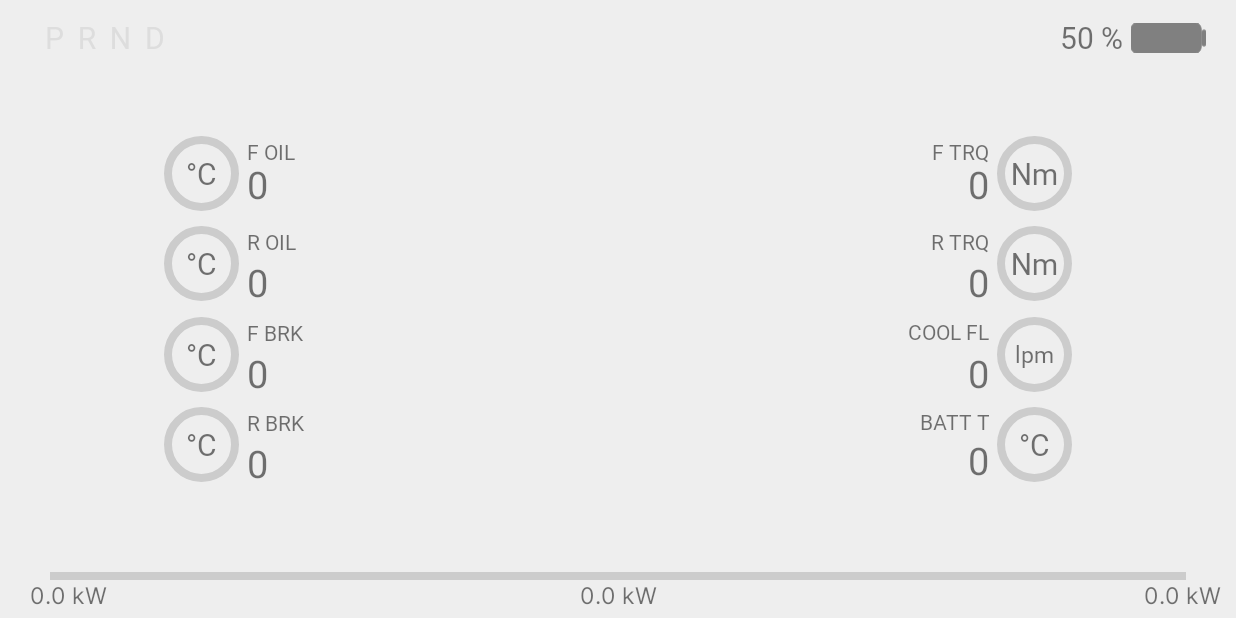
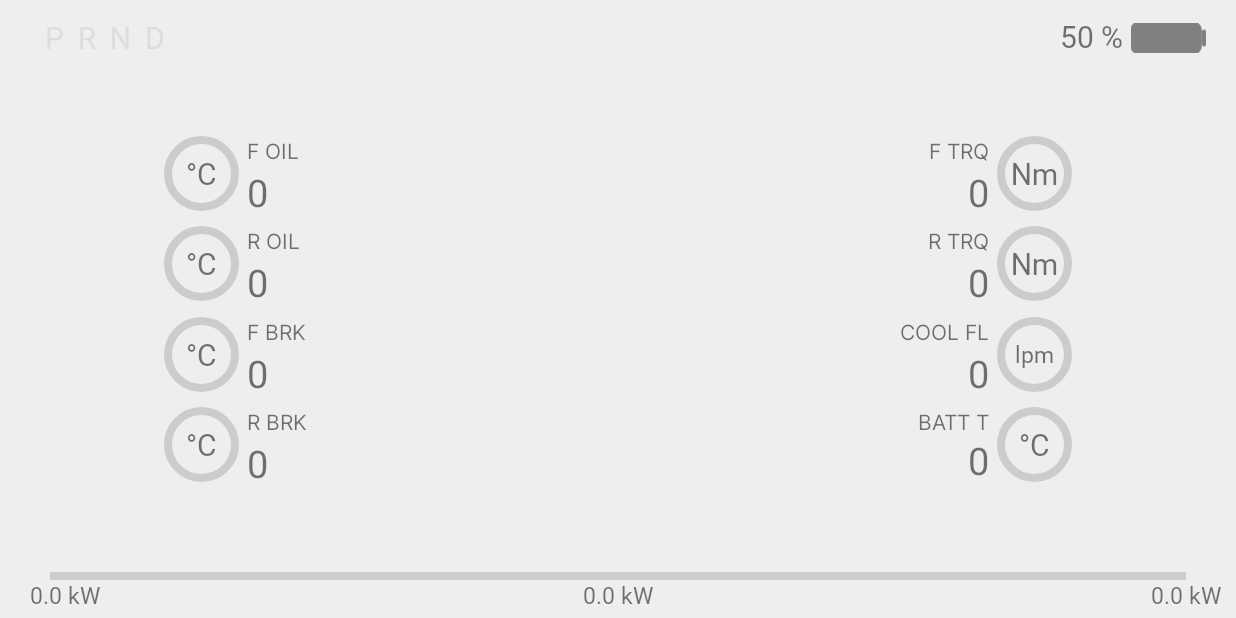
Before and after one commit to nmullaney/candash, an Android app: the screen it shows after launch (FullscreenActivity), on a phone screen of 824 x 412 dp (held sideways). Run offline under Robolectric (Android 15) with nearby library versions, the phone set to English and light mode, and no system bars; our stand-ins replace Dagger/Hilt's generated code; network calls fail.

Commit message:
improved detection of frames from the wrong bus, and changed text sizes to dp so they are not susceptible to rescaling from user level pefs

```diff
--- a/android/app/src/main/java/app/candash/cluster/NewPandaFrame.kt
+++ b/android/app/src/main/java/app/candash/cluster/NewPandaFrame.kt
@@ -12,19 +12,22 @@ class NewPandaFrame(wholeByteArray: ByteArray) {
     val frameLength = secondHeaderValue and 0x0F
     val busId = secondHeaderValue shr 4
 
-    private fun getHeaderValue(start: Int, length: Int) : Long {
-        return headerByteArray.sliceArray(start until (start + length)).foldIndexed(0L) { index, value, byte ->
-            value + (byte.toUByte().toLong() shl (index * 8))
-        }
+    private fun getHeaderValue(start: Int, length: Int): Long {
+        return headerByteArray.sliceArray(start until (start + length))
+            .foldIndexed(0L) { index, value, byte ->
+                value + (byte.toUByte().toLong() shl (index * 8))
+            }
     }
-    fun isZero() : Boolean {
-        for (b in payloadByteArray) {
-            if (b.toInt() != 0) {
+    // for checking if the bytes in the range specified are zero (useful for tossing out unwanted frames from the wrong bus)
+    fun isZero(start: Int = 0, end: Int = (payloadByteArray.size - 1)): Boolean {
+        for (i in start..end) {
+            if (payloadByteArray[i].toInt() != 0) {
                 return false
             }
         }
         return true
     }
+
     fun getCANValue(canSignal: CANSignal): Float? {
         if (!isCorrectMux(canSignal)) {
             return null
@@ -37,7 +40,7 @@ class NewPandaFrame(wholeByteArray: ByteArray) {
             val byteIndex = startBit / 8
             val endBitForByte = 8 - (startBit % 8)
             val bitLengthForByte = endBitForByte.coerceAtMost(totalLength)
-            val valueForByte : Long =
+            val valueForByte: Long =
                 (payloadByteArray[byteIndex].toLong() shr (8 - endBitForByte) and rightMask(
                     8 - bitLengthForByte
                 ).toLong())
@@ -53,8 +56,8 @@ class NewPandaFrame(wholeByteArray: ByteArray) {
         }
     }
 
-    private fun valueToSigned(value: Long, bits : Int) : Long {
-        val msbMask : Long = 1L shl (bits - 1)
+    private fun valueToSigned(value: Long, bits: Int): Long {
+        val msbMask: Long = 1L shl (bits - 1)
         return (value xor msbMask) - msbMask
     }
 
--- a/android/app/src/main/java/app/candash/cluster/PandaServiceImpl.kt
+++ b/android/app/src/main/java/app/candash/cluster/PandaServiceImpl.kt
@@ -174,7 +174,8 @@ class PandaServiceImpl(val sharedPreferences: SharedPreferences, val context: Co
             if (frame.frameIdHex == Hex(0x3FE) && (frame.frameLength == 8L)){
                 return
             }
-            if (frame.frameIdHex == Hex(0x395) && (frame.getCANValue(channel) == -40F)){
+            // all bytes in the wrong  bus 0x395 frame are 0 except for the first
+            if (frame.frameIdHex == Hex(0x395) && (frame.isZero(1))){
                 return
             }
 
--- a/android/app/src/main/res/layout/fragment_dash.xml
+++ b/android/app/src/main/res/layout/fragment_dash.xml
@@ -19,9 +19,9 @@
         android:textColor="@color/black"
         android:layout_marginBottom="25dp"
         android:scaleY=".9"
-        app:autoSizeMaxTextSize="300sp"
-        app:autoSizeMinTextSize="30sp"
-        app:autoSizeStepGranularity="10sp"
+        app:autoSizeMaxTextSize="300dp"
+        app:autoSizeMinTextSize="30dp"
+        app:autoSizeStepGranularity="10dp"
         app:autoSizeTextType="uniform"
         app:layout_constraintBottom_toBottomOf="parent"
         app:layout_constraintEnd_toEndOf="parent"
@@ -30,27 +30,23 @@
         app:layout_constraintWidth_percent=".5"
 
         tools:text="125" />
-
     <TextView
         android:id="@+id/unit"
 
         android:layout_width="200dp"
         android:layout_height="30dp"
-        android:fontFamily="@font/interextrabold"
+        android:fontFamily="@font/interregular"
         android:gravity="center_horizontal|top"
         tools:text="km/h"
-        app:autoSizeMaxTextSize="550sp"
-        app:autoSizeMinTextSize="20sp"
-        app:autoSizeStepGranularity="10sp"
+        app:autoSizeMaxTextSize="550dp"
+        app:autoSizeMinTextSize="20dp"
+        app:autoSizeStepGranularity="10dp"
         app:autoSizeTextType="uniform"
-        app:layout_constraintStart_toStartOf="parent"
-        app:layout_constraintEnd_toEndOf="parent"
         app:layout_constraintBottom_toBottomOf="@id/speed"
         app:layout_constraintCircle="@id/speed"
         app:layout_constraintCircleAngle="180"
-        app:layout_constraintCircleRadius="115dp"
-        tools:layout_editor_absoluteX="461dp"
-        tools:layout_editor_absoluteY="318dp" />
+        app:layout_constraintCircleRadius="110dp"
+        />
 
 
     <app.candash.cluster.CircularGauge
@@ -74,11 +70,11 @@
         android:visibility="invisible"
         android:letterSpacing="-.07"
         android:textColor="@color/black"
-        android:textSize="30sp"
+        android:textSize="30dp"
         android:layout_marginBottom="0dp"
-        app:autoSizeMaxTextSize="220sp"
-        app:autoSizeMinTextSize="30sp"
-        app:autoSizeStepGranularity="10sp"
+        app:autoSizeMaxTextSize="220dp"
+        app:autoSizeMinTextSize="30dp"
+        app:autoSizeStepGranularity="10dp"
         app:autoSizeTextType="uniform"
         app:fontWeight="300"
         app:layout_constraintCircle="@id/chargemeter"
@@ -98,7 +94,7 @@
         android:fontFamily="@font/interlight"
         android:gravity="center|left"
         android:textColor="@color/black"
-        android:textSize="40sp"
+        android:textSize="40dp"
 
         app:layout_constraintLeft_toRightOf="@id/bigsoc"
         app:layout_constraintTop_toTopOf="@id/bigsoc"
@@ -111,12 +107,12 @@
 
         android:layout_width="100dp"
         android:layout_height="40dp"
-        android:textSize="30sp"
-        android:fontFamily="@font/intersemibold"
+        android:textSize="30dp"
+        android:fontFamily="@font/interbold"
 
-        app:autoSizeMaxTextSize="40sp"
-        app:autoSizeMinTextSize="20sp"
-        app:autoSizeStepGranularity="5sp"
+        app:autoSizeMaxTextSize="40dp"
+        app:autoSizeMinTextSize="20dp"
+        app:autoSizeStepGranularity="5dp"
         app:autoSizeTextType="uniform"
         android:gravity="center|center"
         app:layout_constraintTop_toBottomOf="@id/bigsoc"
@@ -155,8 +151,8 @@
         android:layout_width="80dp"
         android:layout_height="30dp"
         android:gravity="right"
-        android:textSize="15sp"
-        android:fontFamily="@font/intersemibold"
+        android:textSize="15dp"
+        android:fontFamily="@font/interbold"
         app:layout_constraintStart_toEndOf="@id/autopilot_inactive"
         />
     <!--    <ImageView-->
@@ -192,9 +188,9 @@
     <!--        android:textAlignment="center"-->
     <!--        android:paddingTop="20dp"-->
     <!--        android:paddingBottom="22dp"-->
-    <!--        app:autoSizeMaxTextSize="550sp"-->
-    <!--        app:autoSizeMinTextSize="10sp"-->
-    <!--        app:autoSizeStepGranularity="5sp"-->
+    <!--        app:autoSizeMaxTextSize="550dp"-->
+    <!--        app:autoSizeMinTextSize="10dp"-->
+    <!--        app:autoSizeStepGranularity="5dp"-->
     <!--        app:autoSizeTextType="uniform"-->
 
 
@@ -280,12 +276,12 @@
         android:id="@+id/PRND"
         android:layout_width="120dp"
         android:layout_height="30dp"
-        android:fontFamily="@font/intersemibold"
+        android:fontFamily="@font/interbold"
         android:textColor="@color/prnd_not_selected"
         android:gravity="center|center_vertical"
         android:text="P  R  N  D"
         android:textAlignment="center"
-        android:textSize="20sp"
+        android:textSize="20dp"
         android:paddingLeft="20dp"
         android:layout_marginTop="10dp"
 
@@ -307,7 +303,7 @@
         android:gravity="center|center_vertical"
         android:text="Check blind spot"
         android:textAlignment="center"
-        android:textSize="20sp"
+        android:textSize="20dp"
         android:layout_marginTop="24dp"
         android:paddingLeft="25dp"
         android:paddingRight="30dp"
@@ -331,7 +327,7 @@
         android:gravity="center|center_vertical"
         android:text="Check blind spot"
         android:textAlignment="center"
-        android:textSize="20sp"
+        android:textSize="20dp"
         android:layout_marginTop="24dp"
         android:paddingLeft="30dp"
         android:paddingRight="10dp"
@@ -345,17 +341,17 @@
     <TextView
         android:id="@+id/batterypercent"
         android:layout_width="100dp"
-        android:layout_height="30dp"
-        android:fontFamily="@font/intersemibold"
+        android:layout_height="27dp"
+        android:fontFamily="@font/interbold"
+        android:paddingBottom="0dp"
         android:paddingRight="5dp"
+
         android:text="50 %"
-        android:gravity="right|center_vertical"
-        app:layout_constraintTop_toTopOf="parent"
-        android:layout_marginTop="10dp"
-        app:autoSizeMaxTextSize="550sp"
-        app:autoSizeMinTextSize="20sp"
-        app:autoSizeStepGranularity="10sp"
-        app:autoSizeTextType="uniform"
+        android:gravity="end|top"
+        app:layout_constraintBottom_toBottomOf="@id/deadbattery"
+        android:layout_marginTop="0dp"
+        android:textSize="20dp"
+
 
         app:layout_constraintEnd_toStartOf="@id/deadbattery" />
 
@@ -736,7 +732,7 @@
         android:fontFamily="@font/interbold"
         android:fontFeatureSettings="tnum"
         android:text="&#176;C"
-        android:textSize="20sp"
+        android:textSize="20dp"
 
         app:layout_constraintHeight_percent=".5"
         app:layout_constraintCircle="@id/fronttempgauge"
@@ -749,7 +745,7 @@
         android:layout_width="100dp"
         android:layout_marginBottom="0dp"
         android:gravity="left|bottom"
-        android:fontFamily="@font/intermedium"
+        android:fontFamily="@font/interregular"
         android:fontFeatureSettings="tnum"
         android:text="F OIL"
         android:paddingRight="0dp"
@@ -761,14 +757,15 @@
 
         android:layout_height="30dp"
         android:layout_width="0dp"
-        android:layout_marginBottom="5dp"
+        android:layout_marginBottom="0dp"
 
         android:gravity="left|center"
         android:fontFamily="sans-serif"
         android:fontFeatureSettings="tnum"
         android:text="0"
-        android:textSize="25sp"
+        android:textSize="25dp"
         app:layout_constraintBottom_toBottomOf="@id/fronttempgauge"
+        app:layout_constraintTop_toBottomOf="@id/fronttemplabel"
         app:layout_constraintStart_toStartOf="@id/fronttemplabel"
         app:layout_constraintEnd_toEndOf="@id/fronttemplabel"/>
 
@@ -802,7 +799,7 @@
         android:fontFamily="@font/interbold"
         android:fontFeatureSettings="tnum"
         android:text="Nm"
-        android:textSize="20sp"
+        android:textSize="20dp"
 
         app:layout_constraintHeight_percent=".5"
         app:layout_constraintCircle="@id/fronttorquegauge"
@@ -815,7 +812,7 @@
         android:layout_width="100dp"
         android:layout_marginBottom="0dp"
         android:gravity="right|bottom"
-        android:fontFamily="@font/intermedium"
+        android:fontFamily="@font/interregular"
         android:fontFeatureSettings="tnum"
         android:text="F TRQ"
         android:paddingRight="0dp"
@@ -827,14 +824,15 @@
 
         android:layout_height="30dp"
         android:layout_width="0dp"
-        android:layout_marginBottom="5dp"
+        android:layout_marginBottom="0dp"
 
         android:gravity="right|center"
         android:fontFamily="sans-serif"
         android:fontFeatureSettings="tnum"
         android:text="0"
-        android:textSize="25sp"
+        android:textSize="25dp"
         app:layout_constraintBottom_toBottomOf="@id/fronttorquegauge"
+        app:layout_constraintTop_toBottomOf="@id/fronttorquelabel"
         app:layout_constraintStart_toStartOf="@id/fronttorquelabel"
         app:layout_constraintEnd_toEndOf="@id/fronttorquelabel"/>
     <TextView
@@ -844,7 +842,7 @@
         android:layout_width="100dp"
         android:layout_marginBottom="0dp"
         android:gravity="left|bottom"
-        android:fontFamily="@font/intermedium"
+        android:fontFamily="@font/interregular"
         android:fontFeatureSettings="tnum"
         android:text="R OIL"
         android:paddingRight="0dp"
@@ -862,7 +860,7 @@
         android:fontFamily="sans-serif"
         android:fontFeatureSettings="tnum"
         android:text="0"
-        android:textSize="25sp"
+        android:textSize="25dp"
         app:layout_constraintBottom_toBottomOf="@id/guideline1"
         app:layout_constraintStart_toStartOf="@id/reartemplabel"
         app:layout_constraintEnd_toEndOf="@id/reartemplabel"/>
@@ -878,7 +876,7 @@
         android:fontFamily="@font/interbold"
         android:fontFeatureSettings="tnum"
         android:text="&#176;C"
-        android:textSize="20sp"
+        android:textSize="20dp"
 
         app:layout_constraintHeight_percent=".5"
         app:layout_constraintCircle="@id/reartempgauge"
@@ -910,29 +908,32 @@
         android:layout_width="100dp"
         android:layout_marginTop="0dp"
         android:gravity="left|bottom"
-        android:fontFamily="@font/intermedium"
+        android:fontFamily="@font/interregular"
         android:fontFeatureSettings="tnum"
         android:text="F BRK"
         android:paddingRight="0dp"
         app:layout_constraintTop_toTopOf="@id/frontbraketempgauge"
         app:layout_constraintTop_toBottomOf="@id/guideline1"
         app:layout_constraintStart_toEndOf="@id/guideline3" />
+
     <TextView
         android:id="@+id/frontbraketemp"
 
+        android:layout_width="0dp"
         android:layout_height="30dp"
-        android:layout_width="0dp"
-        android:layout_marginBottom="0dp"
 
-        android:gravity="left|center"
         android:fontFamily="sans-serif"
         android:fontFeatureSettings="tnum"
+        android:gravity="left|center"
         android:text="0"
-        android:textSize="25sp"
+        android:textSize="25dp"
+        app:layout_constraintBottom_toBottomOf="@id/frontbraketempgauge"
+        app:layout_constraintEnd_toEndOf="@id/frontbraketemplabel"
+        app:layout_constraintHorizontal_bias="0.0"
+        app:layout_constraintStart_toStartOf="@id/frontbraketemplabel"
         app:layout_constraintTop_toBottomOf="@id/frontbraketemplabel"
-        app:layout_constraintStart_toStartOf="@id/frontbraketemplabel"
-        app:layout_constraintEnd_toEndOf="@id/frontbraketemplabel"
-        app:layout_constraintBottom_toBottomOf="@id/frontbraketempgauge"/>
+        app:layout_constraintVertical_bias="0.0" />
+
     <TextView
         android:id="@+id/frontbraketempunits"
 
@@ -945,7 +946,7 @@
         android:fontFamily="@font/interbold"
         android:fontFeatureSettings="tnum"
         android:text="&#176;C"
-        android:textSize="20sp"
+        android:textSize="20dp"
 
         app:layout_constraintHeight_percent=".5"
         app:layout_constraintCircle="@id/frontbraketempgauge"
@@ -976,7 +977,7 @@
         android:layout_width="100dp"
         android:layout_marginTop="0dp"
         android:gravity="left|bottom"
-        android:fontFamily="@font/intermedium"
+        android:fontFamily="@font/interregular"
         android:fontFeatureSettings="tnum"
         android:text="R BRK"
         android:paddingRight="0dp"
@@ -994,7 +995,7 @@
         android:fontFamily="sans-serif"
         android:fontFeatureSettings="tnum"
         android:text="0"
-        android:textSize="25sp"
+        android:textSize="25dp"
         app:layout_constraintTop_toBottomOf="@id/rearbraketemplabel"
         app:layout_constraintStart_toStartOf="@id/rearbraketemplabel"
         app:layout_constraintEnd_toEndOf="@id/rearbraketemplabel"
@@ -1011,7 +1012,7 @@
         android:fontFamily="@font/interbold"
         android:fontFeatureSettings="afrc"
         android:text="&#176;C"
-        android:textSize="20sp"
+        android:textSize="20dp"
 
         app:layout_constraintHeight_percent=".5"
         app:layout_constraintCircle="@id/rearbraketempgauge"
@@ -1038,11 +1039,11 @@
     <TextView
         android:id="@+id/reartorquelabel"
 
-        android:layout_height="18dp"
+        android:layout_height="20dp"
         android:layout_width="100dp"
         android:layout_marginBottom="0dp"
         android:gravity="right|bottom"
-        android:fontFamily="@font/intermedium"
+        android:fontFamily="@font/interregular"
         android:fontFeatureSettings="tnum"
         android:text="R TRQ"
         android:paddingRight="0dp"
@@ -1060,7 +1061,7 @@
         android:fontFamily="sans-serif"
         android:fontFeatureSettings="tnum"
         android:text="0"
-        android:textSize="25sp"
+        android:textSize="25dp"
         app:layout_constraintBottom_toBottomOf="@id/guideline1"
         app:layout_constraintStart_toStartOf="@id/reartorquelabel"
         app:layout_constraintEnd_toEndOf="@id/reartorquelabel"/>
@@ -1076,7 +1077,7 @@
         android:fontFamily="@font/interbold"
         android:fontFeatureSettings="tnum"
         android:text="Nm"
-        android:textSize="20sp"
+        android:textSize="20dp"
 
         app:layout_constraintHeight_percent=".5"
         app:layout_constraintCircle="@id/reartorquegauge"
@@ -1107,8 +1108,8 @@
         android:layout_width="0dp"
         android:layout_marginTop="0dp"
 
-        android:gravity="right|top"
-        android:fontFamily="@font/intermedium"
+        android:gravity="right|bottom"
+        android:fontFamily="@font/interregular"
         android:fontFeatureSettings="tnum"
         android:text="COOL FL"
         android:paddingRight="0dp"
@@ -1117,7 +1118,7 @@
         app:layout_constraintTop_toBottomOf="@id/guideline1"
         app:layout_constraintEnd_toEndOf="@id/guideline2"
         app:layout_constraintStart_toStartOf="@id/fronttorque"
-/>
+        />
     <TextView
         android:id="@+id/coolantflowunits"
 
@@ -1130,7 +1131,7 @@
         android:fontFamily="@font/interbold"
         android:fontFeatureSettings="tnum"
         android:text="lpm"
-        android:textSize="15sp"
+        android:textSize="15dp"
 
         app:layout_constraintHeight_percent=".5"
         app:layout_constraintCircle="@id/coolantflowgauge"
@@ -1161,17 +1162,19 @@
         android:layout_width="0dp"
         android:layout_marginTop="0dp"
 
-        android:gravity="right|top"
+        android:gravity="right|center_vertical"
         android:fontFamily="sans-serif"
         android:fontFeatureSettings="tnum"
         android:text="0"
-        android:textSize="25sp"
+        android:textSize="25dp"
         app:layout_constraintHeight_percent=".5"
         app:layout_constraintBottom_toBottomOf="@id/coolantflowgauge"
         app:layout_constraintStart_toStartOf="@id/coolantflowlabel"
         app:layout_constraintTop_toBottomOf="@id/coolantflowlabel"
         app:layout_constraintEnd_toEndOf="@id/coolantflowlabel"
-        />
+        app:layout_constraintVertical_bias="0.0" />
+
+    />
 
     <TextView
         android:id="@+id/batttemplabel"
@@ -1179,7 +1182,7 @@
         android:layout_width="0dp"
         android:layout_height="18dp"
 
-        android:fontFamily="@font/intermedium"
+        android:fontFamily="@font/interregular"
         android:fontFeatureSettings="tnum"
         android:gravity="right|top"
         android:paddingRight="0dp"
@@ -1200,7 +1203,7 @@
         android:fontFamily="@font/interbold"
         android:fontFeatureSettings="tnum"
         android:text="&#176;C"
-        android:textSize="20sp"
+        android:textSize="20dp"
 
         app:layout_constraintHeight_percent=".5"
         app:layout_constraintCircle="@id/batttempgauge"
@@ -1236,7 +1239,7 @@
         android:fontFamily="sans-serif"
         android:fontFeatureSettings="tnum"
         android:text="0"
-        android:textSize="25sp"
+        android:textSize="25dp"
         app:layout_constraintHeight_percent=".5"
         app:layout_constraintStart_toStartOf="@id/batttemplabel"
         app:layout_constraintTop_toBottomOf="@id/batttemplabel"
@@ -1288,13 +1291,13 @@
         android:layout_width="0dp"
         android:layout_marginBottom="0dp"
         android:gravity="center|center_vertical"
-        android:fontFamily="@font/interregular"
+        android:fontFamily="@font/interbold"
         android:fontFeatureSettings="tnum"
 
 
-        app:autoSizeMaxTextSize="15sp"
-        app:autoSizeMinTextSize="10sp"
-        app:autoSizeStepGranularity="5sp"
+        app:autoSizeMaxTextSize="15dp"
+        app:autoSizeMinTextSize="10dp"
+        app:autoSizeStepGranularity="5dp"
         app:autoSizeTextType="uniform"
         app:layout_constraintStart_toStartOf="parent"
         app:layout_constraintEnd_toEndOf="parent"
@@ -1310,13 +1313,13 @@
         android:layout_marginLeft="20dp"
 
         android:gravity="left|center_vertical"
-        android:fontFamily="@font/interregular"
+        android:fontFamily="@font/interbold"
         android:fontFeatureSettings="tnum"
 
 
-        app:autoSizeMaxTextSize="15sp"
-        app:autoSizeMinTextSize="10sp"
-        app:autoSizeStepGranularity="5sp"
+        app:autoSizeMaxTextSize="15dp"
+        app:autoSizeMinTextSize="10dp"
+        app:autoSizeStepGranularity="5dp"
         app:autoSizeTextType="uniform"
         app:layout_constraintStart_toStartOf="parent"
         app:layout_constraintBottom_toBottomOf="parent"
@@ -1324,19 +1327,19 @@
         tools:text="0 W" />
 
     <TextView
+        android:layout_height="30dp"
         android:id="@+id/maxpower"
-        android:layout_height="30dp"
         android:layout_width="0dp"
         android:layout_marginBottom="0dp"
         android:layout_marginRight="10dp"
         android:gravity="right|center_vertical"
-        android:fontFamily="@font/interregular"
+        android:fontFamily="@font/interbold"
         android:fontFeatureSettings="tnum"
 
 
-        app:autoSizeMaxTextSize="15sp"
-        app:autoSizeMinTextSize="10sp"
-        app:autoSizeStepGranularity="5sp"
+        app:autoSizeMaxTextSize="15dp"
+        app:autoSizeMinTextSize="10dp"
+        app:autoSizeStepGranularity="5dp"
         app:autoSizeTextType="uniform"
         app:layout_constraintEnd_toEndOf="parent"
         app:layout_constraintBottom_toBottomOf="parent"
@@ -1349,14 +1352,14 @@
         android:drawablePadding="5dp"
         android:layout_width="300dp"
         android:layout_height="0dp"
-        android:fontFamily="@font/intersemibold"
+        android:fontFamily="@font/interbold"
         android:textColor="#cccccc"
         android:visibility="gone"
         android:background="@drawable/rounded_corner"
         android:gravity="center|center_vertical"
         android:text="Apply slight turning force to steering wheel"
         android:textAlignment="center"
-        android:textSize="15sp"
+        android:textSize="15dp"
         android:layout_marginTop="24dp"
         android:paddingLeft="10dp"
         android:paddingRight="30dp"
```
